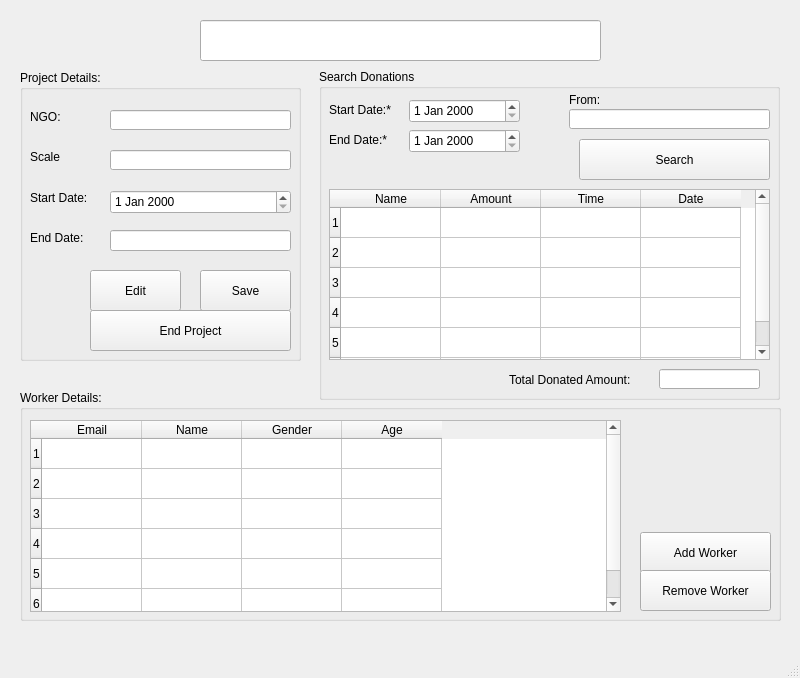
msaadg/NGOConnect, file Screens/ViewProject.ui: the form before one commit.
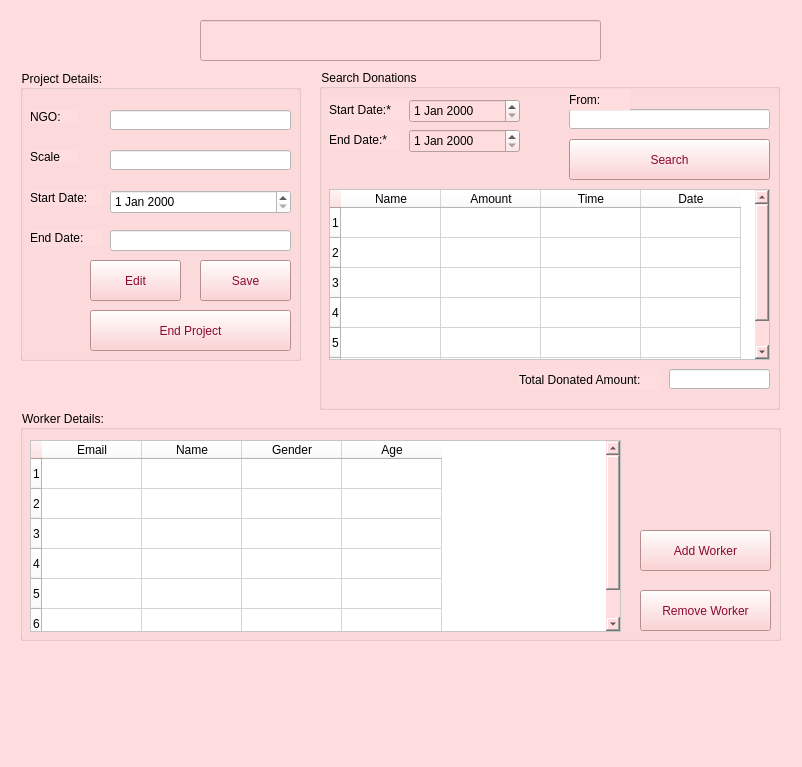
The form after the commit. Icons and pictures are not drawn.

```diff
--- a/Screens/ViewProject.ui
+++ b/Screens/ViewProject.ui
@@ -6,15 +6,21 @@
    <rect>
     <x>0</x>
     <y>0</y>
-    <width>800</width>
-    <height>678</height>
+    <width>802</width>
+    <height>767</height>
    </rect>
   </property>
   <property name="windowTitle">
    <string>Search</string>
   </property>
+  <property name="styleSheet">
+   <string notr="true">background-color: rgb(255, 221, 222);</string>
+  </property>
   <widget class="QWidget" name="centralwidget">
    <widget class="QLineEdit" name="projectName">
+    <property name="enabled">
+     <bool>false</bool>
+    </property>
     <property name="geometry">
      <rect>
       <x>200</x>
@@ -87,6 +93,9 @@
        <height>20</height>
       </rect>
      </property>
+     <property name="styleSheet">
+      <string notr="true">background-color:white;</string>
+     </property>
     </widget>
     <widget class="QLineEdit" name="projectScale">
      <property name="geometry">
@@ -97,6 +106,9 @@
        <height>20</height>
       </rect>
      </property>
+     <property name="styleSheet">
+      <string notr="true">background-color:white;</string>
+     </property>
     </widget>
     <widget class="QDateEdit" name="projectStartDate">
      <property name="geometry">
@@ -107,6 +119,9 @@
        <height>24</height>
       </rect>
      </property>
+     <property name="styleSheet">
+      <string notr="true">background-color:white;</string>
+     </property>
     </widget>
     <widget class="QLabel" name="label_5">
      <property name="geometry">
@@ -125,11 +140,15 @@
      <property name="geometry">
       <rect>
        <x>180</x>
-       <y>200</y>
+       <y>190</y>
        <width>91</width>
        <height>41</height>
       </rect>
      </property>
+     <property name="styleSheet">
+      <string notr="true">color: rgb(138, 9, 47);
+background-color:rgb(255, 197, 198);;</string>
+     </property>
      <property name="text">
       <string>Save</string>
      </property>
@@ -138,11 +157,15 @@
      <property name="geometry">
       <rect>
        <x>70</x>
-       <y>200</y>
+       <y>190</y>
        <width>91</width>
        <height>41</height>
       </rect>
      </property>
+     <property name="styleSheet">
+      <string notr="true">color: rgb(138, 9, 47);
+background-color:rgb(255, 197, 198);;</string>
+     </property>
      <property name="text">
       <string>Edit</string>
      </property>
@@ -156,6 +179,10 @@
        <height>41</height>
       </rect>
      </property>
+     <property name="styleSheet">
+      <string notr="true">color: rgb(138, 9, 47);
+background-color:rgb(255, 197, 198);;</string>
+     </property>
      <property name="text">
       <string>End Project</string>
      </property>
@@ -169,13 +196,16 @@
        <height>21</height>
       </rect>
      </property>
+     <property name="styleSheet">
+      <string notr="true">background-color:white;</string>
+     </property>
     </widget>
    </widget>
    <widget class="QGroupBox" name="groupBox_2">
     <property name="geometry">
      <rect>
       <x>20</x>
-      <y>390</y>
+      <y>410</y>
       <width>761</width>
       <height>231</height>
      </rect>
@@ -187,11 +217,15 @@
      <property name="geometry">
       <rect>
        <x>620</x>
-       <y>142</y>
+       <y>120</y>
        <width>131</width>
        <height>41</height>
       </rect>
      </property>
+     <property name="styleSheet">
+      <string notr="true">color: rgb(138, 9, 47);
+background-color:rgb(255, 197, 198);;</string>
+     </property>
      <property name="text">
       <string>Add Worker</string>
      </property>
@@ -205,6 +239,9 @@
        <height>192</height>
       </rect>
      </property>
+     <property name="styleSheet">
+      <string notr="true">background-color:white;</string>
+     </property>
      <property name="rowCount">
       <number>6</number>
      </property>
@@ -244,6 +281,10 @@
        <height>41</height>
       </rect>
      </property>
+     <property name="styleSheet">
+      <string notr="true">color: rgb(138, 9, 47);
+background-color:rgb(255, 197, 198);;</string>
+     </property>
      <property name="text">
       <string>Remove Worker</string>
      </property>
@@ -255,7 +296,7 @@
       <x>319</x>
       <y>69</y>
       <width>461</width>
-      <height>331</height>
+      <height>341</height>
      </rect>
     </property>
     <property name="title">
@@ -316,6 +357,9 @@
        <height>171</height>
       </rect>
      </property>
+     <property name="styleSheet">
+      <string notr="true">background-color:white;</string>
+     </property>
      <property name="rowCount">
       <number>6</number>
      </property>
@@ -349,12 +393,16 @@
     <widget class="QPushButton" name="donationSearchBtn">
      <property name="geometry">
       <rect>
-       <x>260</x>
+       <x>250</x>
        <y>70</y>
-       <width>191</width>
+       <width>201</width>
        <height>41</height>
       </rect>
      </property>
+     <property name="styleSheet">
+      <string notr="true">color: rgb(138, 9, 47);
+background-color:rgb(255, 197, 198);;</string>
+     </property>
      <property name="text">
       <string>Search</string>
      </property>
@@ -368,6 +416,9 @@
        <height>20</height>
       </rect>
      </property>
+     <property name="styleSheet">
+      <string notr="true">background-color:white;</string>
+     </property>
     </widget>
     <widget class="QLabel" name="label_11">
      <property name="geometry">
@@ -382,10 +433,10 @@
       <string>From:</string>
      </property>
     </widget>
-    <widget class="QLabel" name="label_12">
+    <widget class="QLabel" name="label_13">
      <property name="geometry">
       <rect>
-       <x>190</x>
+       <x>200</x>
        <y>300</y>
        <width>141</width>
        <height>21</height>
@@ -398,14 +449,36 @@
     <widget class="QLineEdit" name="totalAmount">
      <property name="geometry">
       <rect>
-       <x>340</x>
+       <x>350</x>
        <y>300</y>
        <width>101</width>
        <height>20</height>
       </rect>
      </property>
+     <property name="styleSheet">
+      <string notr="true">background-color:white;</string>
+     </property>
     </widget>
    </widget>
+   <widget class="QLabel" name="label_12">
+    <property name="geometry">
+     <rect>
+      <x>20</x>
+      <y>660</y>
+      <width>131</width>
+      <height>51</height>
+     </rect>
+    </property>
+    <property name="text">
+     <string/>
+    </property>
+    <property name="pixmap">
+     <pixmap>../Logo.png</pixmap>
+    </property>
+    <property name="scaledContents">
+     <bool>true</bool>
+    </property>
+   </widget>
    <zorder>groupBox</zorder>
    <zorder>projectName</zorder>
    <zorder>groupBox_2</zorder>
```
Left out of the diff: 5 changed lines with no effect on the pictures.
